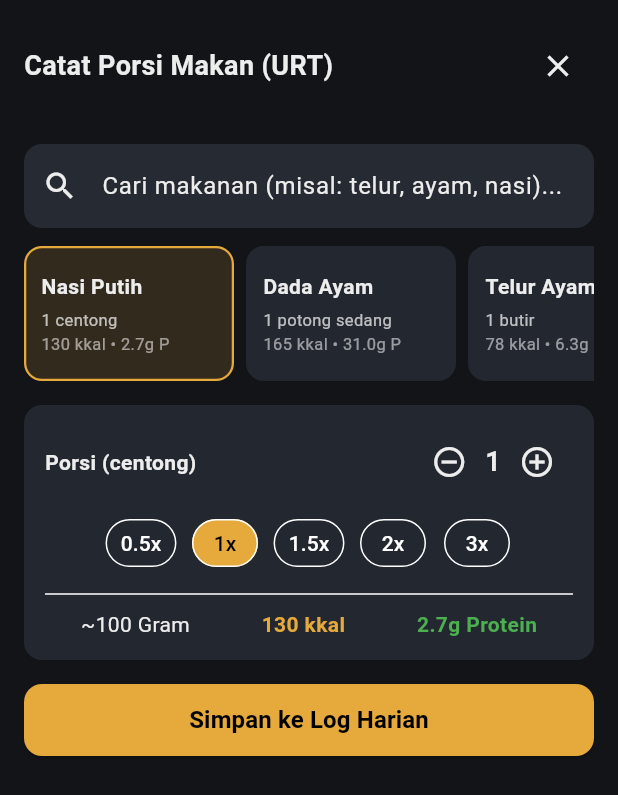
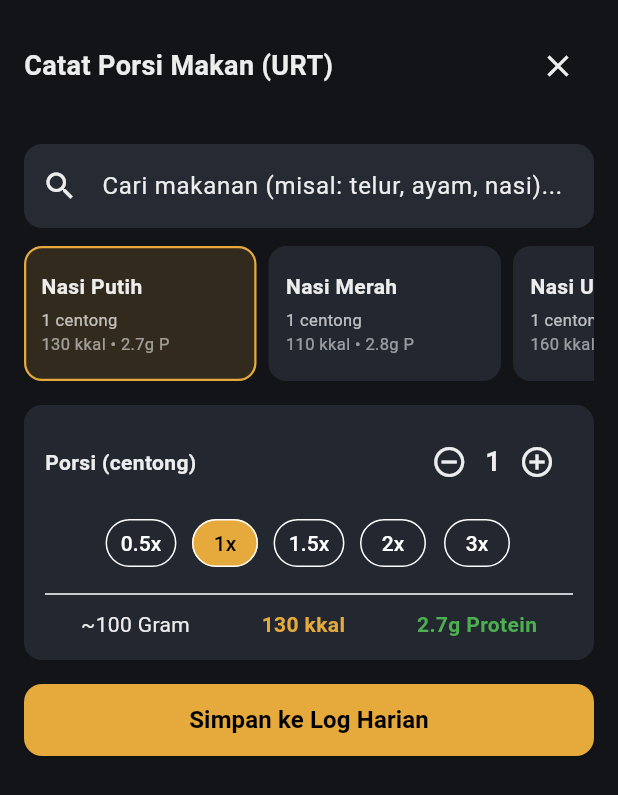
Before and after one commit to jooe6-66/BULKZERO, a Flutter app: the LogMealSheet widget shown alone on an empty page, opened directly with empty values, on a phone screen of 412 x 824 dp. Shown: the top 795 px of the screen. Run offline on Flutter 3.47's test engine with Material 3 defaults, Android fonts, the phone set to English and light mode, and no system bars; our stand-ins replace isar; accounts and stored records are empty; generated files the repository leaves out were written again.

Commit message:
feat: seed 100+ Indonesian DKPI food items with standard URT portions

```diff
--- /dev/null
+++ b/lib/data/dkpi_foods.dart
@@ -0,0 +1,145 @@
+class DkpiFood {
+  final String name;
+  final String portionUnit;
+  final double estimatedGrams;
+  final double calories;
+  final double protein;
+  final double carbs;
+  final double fat;
+
+  const DkpiFood({
+    required this.name,
+    required this.portionUnit,
+    required this.estimatedGrams,
+    required this.calories,
+    required this.protein,
+    this.carbs = 0,
+    this.fat = 0,
+  });
+}
+
+/// 100 Data Makanan Populer Indonesia berdasarkan standar DKPI (Daftar Komposisi Pangan Indonesia) Kemenkes RI
+const List<DkpiFood> dkpiFoodDatabase = [
+  // --- MAKANAN POKOK & KARBOHIDRAT ---
+  DkpiFood(name: 'Nasi Putih', portionUnit: 'centong', estimatedGrams: 100, calories: 130, protein: 2.7, carbs: 28.0, fat: 0.3),
+  DkpiFood(name: 'Nasi Merah', portionUnit: 'centong', estimatedGrams: 100, calories: 110, protein: 2.8, carbs: 23.5, fat: 0.8),
+  DkpiFood(name: 'Nasi Uduk', portionUnit: 'centong', estimatedGrams: 100, calories: 160, protein: 3.1, carbs: 26.0, fat: 5.0),
+  DkpiFood(name: 'Nasi Goreng Telur', portionUnit: 'piring sedang', estimatedGrams: 200, calories: 330, protein: 9.5, carbs: 45.0, fat: 12.0),
+  DkpiFood(name: 'Lontong', portionUnit: 'buah sedang', estimatedGrams: 150, calories: 195, protein: 3.5, carbs: 42.0, fat: 0.5),
+  DkpiFood(name: 'Ketupat', portionUnit: 'buah', estimatedGrams: 160, calories: 205, protein: 3.8, carbs: 44.0, fat: 0.6),
+  DkpiFood(name: 'Bubur Ayam (tanpa kerupuk)', portionUnit: 'mangkuk', estimatedGrams: 250, calories: 215, protein: 8.5, carbs: 32.0, fat: 5.5),
+  DkpiFood(name: 'Kentang Rebus', portionUnit: 'buah sedang', estimatedGrams: 150, calories: 130, protein: 3.0, carbs: 30.0, fat: 0.2),
+  DkpiFood(name: 'Kentang Goreng', portionUnit: 'porsi kecil', estimatedGrams: 100, calories: 290, protein: 3.5, carbs: 38.0, fat: 14.0),
+  DkpiFood(name: 'Ubi Jalar Rebus', portionUnit: 'buah sedang', estimatedGrams: 150, calories: 150, protein: 2.5, carbs: 36.0, fat: 0.3),
+  DkpiFood(name: 'Singkong Rebus', portionUnit: 'potong sedang', estimatedGrams: 100, calories: 145, protein: 1.2, carbs: 34.0, fat: 0.4),
+  DkpiFood(name: 'Jagung Manis Rebus', portionUnit: 'tongkol sedang', estimatedGrams: 120, calories: 120, protein: 4.0, carbs: 25.0, fat: 1.5),
+  DkpiFood(name: 'Roti Tawar Putih', portionUnit: 'lembar', estimatedGrams: 35, calories: 95, protein: 3.0, carbs: 18.0, fat: 1.2),
+  DkpiFood(name: 'Roti Tawar Gandum', portionUnit: 'lembar', estimatedGrams: 40, calories: 100, protein: 4.2, carbs: 17.5, fat: 1.5),
+  DkpiFood(name: 'Oatmeal Matang', portionUnit: 'mangkuk kecil', estimatedGrams: 150, calories: 140, protein: 5.0, carbs: 25.0, fat: 2.5),
+  DkpiFood(name: 'Mie Instan Goreng', portionUnit: 'bungkus', estimatedGrams: 85, calories: 380, protein: 8.0, carbs: 54.0, fat: 15.0),
+  DkpiFood(name: 'Mie Instan Kuah', portionUnit: 'bungkus', estimatedGrams: 75, calories: 330, protein: 7.0, carbs: 48.0, fat: 13.0),
+  DkpiFood(name: 'Bihun Goreng', portionUnit: 'piring sedang', estimatedGrams: 150, calories: 260, protein: 5.5, carbs: 42.0, fat: 8.0),
+  DkpiFood(name: 'Kwetiau Goreng', portionUnit: 'piring sedang', estimatedGrams: 180, calories: 310, protein: 7.0, carbs: 46.0, fat: 11.0),
+
+  // --- LAUK AYAM & UNGGAS ---
+  DkpiFood(name: 'Dada Ayam Rebus/Kukus', portionUnit: 'potong sedang', estimatedGrams: 100, calories: 150, protein: 31.0, carbs: 0.0, fat: 3.0),
+  DkpiFood(name: 'Dada Ayam Panggang', portionUnit: 'potong sedang', estimatedGrams: 100, calories: 165, protein: 31.0, carbs: 0.0, fat: 3.6),
+  DkpiFood(name: 'Paha Ayam Atas Bakar', portionUnit: 'potong', estimatedGrams: 90, calories: 175, protein: 22.0, carbs: 1.0, fat: 9.0),
+  DkpiFood(name: 'Paha Bawah (Pentung) Goreng', portionUnit: 'buah', estimatedGrams: 80, calories: 190, protein: 18.0, carbs: 2.0, fat: 12.0),
+  DkpiFood(name: 'Sayap Ayam Goreng', portionUnit: 'buah', estimatedGrams: 60, calories: 160, protein: 13.0, carbs: 1.0, fat: 11.5),
+  DkpiFood(name: 'Ayam Goreng Lengkuas', portionUnit: 'potong sedang', estimatedGrams: 100, calories: 245, protein: 26.0, carbs: 2.5, fat: 14.5),
+  DkpiFood(name: 'Ayam Pop (khas Minang)', portionUnit: 'potong sedang', estimatedGrams: 100, calories: 180, protein: 25.0, carbs: 1.0, fat: 8.5),
+  DkpiFood(name: 'Ayam Suwir Balado', portionUnit: 'porsi (4 sdm)', estimatedGrams: 80, calories: 160, protein: 20.0, carbs: 3.0, fat: 7.5),
+  DkpiFood(name: 'Hati Ayam Rebus', portionUnit: 'buah', estimatedGrams: 50, calories: 75, protein: 12.0, carbs: 1.0, fat: 2.5),
+  DkpiFood(name: 'Ampela Ayam Rebus', portionUnit: 'buah', estimatedGrams: 45, calories: 60, protein: 11.5, carbs: 0.5, fat: 1.2),
+  DkpiFood(name: 'Bebek Goreng', portionUnit: 'potong sedang', estimatedGrams: 120, calories: 340, protein: 24.0, carbs: 1.0, fat: 26.0),
+
+  // --- DAGING SAPI, KAMBING & OLAHAN ---
+  DkpiFood(name: 'Daging Sapi Has Dalam Rebus', portionUnit: 'potong sedang', estimatedGrams: 100, calories: 200, protein: 28.0, carbs: 0.0, fat: 9.0),
+  DkpiFood(name: 'Rendang Daging Sapi', portionUnit: 'potong sedang', estimatedGrams: 80, calories: 220, protein: 19.5, carbs: 4.0, fat: 14.0),
+  DkpiFood(name: 'Empal Daging Sapi', portionUnit: 'potong', estimatedGrams: 60, calories: 175, protein: 16.0, carbs: 5.0, fat: 10.0),
+  DkpiFood(name: 'Daging Cincang Sapi Tumis', portionUnit: 'porsi (4 sdm)', estimatedGrams: 80, calories: 190, protein: 18.0, carbs: 2.0, fat: 12.0),
+  DkpiFood(name: 'Bakso Sapi Kuah', portionUnit: 'butir besar', estimatedGrams: 40, calories: 70, protein: 6.0, carbs: 5.0, fat: 3.0),
+  DkpiFood(name: 'Sate Kambing (daging saja)', portionUnit: '5 tusuk', estimatedGrams: 100, calories: 215, protein: 25.0, carbs: 2.0, fat: 12.0),
+  DkpiFood(name: 'Gulai Daging Sapi', portionUnit: 'mangkuk kecil', estimatedGrams: 120, calories: 250, protein: 18.0, carbs: 4.5, fat: 18.0),
+  DkpiFood(name: 'Kornet Sapi Tumis', portionUnit: '3 sendok makan', estimatedGrams: 60, calories: 140, protein: 9.0, carbs: 3.0, fat: 10.0),
+  DkpiFood(name: 'Sosis Sapi Panggang', portionUnit: 'batang', estimatedGrams: 50, calories: 135, protein: 7.0, carbs: 3.0, fat: 11.0),
+
+  // --- IKAN & SEAFOOD ---
+  DkpiFood(name: 'Ikan Lele Goreng', portionUnit: 'ekor sedang', estimatedGrams: 100, calories: 205, protein: 18.0, carbs: 2.0, fat: 13.5),
+  DkpiFood(name: 'Ikan Nila Bakar', portionUnit: 'ekor sedang', estimatedGrams: 120, calories: 155, protein: 24.0, carbs: 1.5, fat: 5.5),
+  DkpiFood(name: 'Ikan Nila Goreng', portionUnit: 'ekor sedang', estimatedGrams: 110, calories: 210, protein: 22.0, carbs: 2.0, fat: 12.5),
+  DkpiFood(name: 'Ikan Tongkol Balado', portionUnit: 'potong', estimatedGrams: 80, calories: 140, protein: 20.0, carbs: 2.5, fat: 5.5),
+  DkpiFood(name: 'Ikan Kembung Goreng', portionUnit: 'ekor', estimatedGrams: 90, calories: 185, protein: 19.5, carbs: 1.0, fat: 11.0),
+  DkpiFood(name: 'Ikan Kembung Kukus', portionUnit: 'ekor', estimatedGrams: 90, calories: 125, protein: 19.0, carbs: 0.0, fat: 4.5),
+  DkpiFood(name: 'Ikan Mas Goreng', portionUnit: 'ekor sedang', estimatedGrams: 110, calories: 215, protein: 20.0, carbs: 1.5, fat: 13.5),
+  DkpiFood(name: 'Ikan Bandeng Presto Goreng', portionUnit: 'potong sedang', estimatedGrams: 90, calories: 195, protein: 18.0, carbs: 2.0, fat: 12.5),
+  DkpiFood(name: 'Ikan Teri Goreng', portionUnit: '2 sendok makan', estimatedGrams: 30, calories: 110, protein: 10.5, carbs: 1.0, fat: 7.0),
+  DkpiFood(name: 'Ikan Gurame Bakar', portionUnit: 'potong', estimatedGrams: 120, calories: 160, protein: 23.0, carbs: 2.0, fat: 6.0),
+  DkpiFood(name: 'Ikan Bawal Bakar', portionUnit: 'potong', estimatedGrams: 110, calories: 150, protein: 21.0, carbs: 1.5, fat: 6.5),
+  DkpiFood(name: 'Ikan Salmon Panggang', portionUnit: 'potong sedang', estimatedGrams: 100, calories: 205, protein: 22.0, carbs: 0.0, fat: 12.5),
+  DkpiFood(name: 'Cumi-cumi Tumis Pedas', portionUnit: 'porsi (4 sdm)', estimatedGrams: 90, calories: 125, protein: 16.0, carbs: 3.5, fat: 5.0),
+  DkpiFood(name: 'Udang Rebus', portionUnit: '5-6 ekor sedang', estimatedGrams: 80, calories: 85, protein: 18.0, carbs: 0.5, fat: 1.0),
+  DkpiFood(name: 'Udang Goreng Tepung', portionUnit: '4 ekor sedang', estimatedGrams: 80, calories: 180, protein: 14.0, carbs: 12.0, fat: 8.5),
+  DkpiFood(name: 'Sarden Saus Tomat Kaleng', portionUnit: 'potong ikan + saus', estimatedGrams: 80, calories: 140, protein: 14.5, carbs: 4.0, fat: 7.0),
+
+  // --- TELUR & SUSU ---
+  DkpiFood(name: 'Telur Ayam Rebus', portionUnit: 'butir', estimatedGrams: 55, calories: 78, protein: 6.3, carbs: 0.6, fat: 5.3),
+  DkpiFood(name: 'Telur Ayam Ceplok (Minyak)', portionUnit: 'butir', estimatedGrams: 60, calories: 110, protein: 6.5, carbs: 0.6, fat: 9.0),
+  DkpiFood(name: 'Telur Ayam Dadar', portionUnit: 'butir', estimatedGrams: 65, calories: 125, protein: 7.0, carbs: 1.0, fat: 10.5),
+  DkpiFood(name: 'Putih Telur Rebus', portionUnit: 'butir', estimatedGrams: 35, calories: 17, protein: 3.8, carbs: 0.2, fat: 0.1),
+  DkpiFood(name: 'Telur Asin Rebus', portionUnit: 'butir', estimatedGrams: 60, calories: 105, protein: 8.0, carbs: 1.0, fat: 7.5),
+  DkpiFood(name: 'Telur Puyuh Rebus', portionUnit: 'butir', estimatedGrams: 10, calories: 16, protein: 1.3, carbs: 0.1, fat: 1.1),
+  DkpiFood(name: 'Susu Sapi Murni / UHT Full Cream', portionUnit: 'gelas (200ml)', estimatedGrams: 200, calories: 130, protein: 6.5, carbs: 10.0, fat: 7.0),
+  DkpiFood(name: 'Susu UHT Low Fat', portionUnit: 'gelas (200ml)', estimatedGrams: 200, calories: 95, protein: 6.8, carbs: 11.0, fat: 2.5),
+  DkpiFood(name: 'Susu Kedelai Murni', portionUnit: 'gelas (200ml)', estimatedGrams: 200, calories: 90, protein: 6.0, carbs: 8.0, fat: 4.0),
+  DkpiFood(name: 'Keju Cheddar Olahan', portionUnit: 'lembar / slice', estimatedGrams: 20, calories: 65, protein: 4.0, carbs: 1.0, fat: 5.0),
+  DkpiFood(name: 'Yoghurt Plain', portionUnit: 'cup kecil', estimatedGrams: 100, calories: 65, protein: 4.5, carbs: 6.0, fat: 3.0),
+  DkpiFood(name: 'Susu Whey Protein', portionUnit: 'scoop', estimatedGrams: 30, calories: 120, protein: 24.0, carbs: 2.0, fat: 1.5),
+
+  // --- TAHU, TEMPE & KACANG-KACANGAN ---
+  DkpiFood(name: 'Tempe Goreng Tepung', portionUnit: 'potong sedang', estimatedGrams: 50, calories: 120, protein: 7.0, carbs: 7.0, fat: 7.5),
+  DkpiFood(name: 'Tempe Goreng Gurih', portionUnit: 'potong sedang', estimatedGrams: 40, calories: 95, protein: 7.5, carbs: 3.5, fat: 5.5),
+  DkpiFood(name: 'Tempe Bacem', portionUnit: 'potong sedang', estimatedGrams: 50, calories: 110, protein: 7.5, carbs: 11.0, fat: 4.0),
+  DkpiFood(name: 'Tempe Mendoan', portionUnit: 'lembar', estimatedGrams: 50, calories: 135, protein: 6.5, carbs: 9.0, fat: 8.5),
+  DkpiFood(name: 'Tempe Kukus / Rebus', portionUnit: 'potong sedang', estimatedGrams: 40, calories: 75, protein: 7.8, carbs: 3.0, fat: 3.2),
+  DkpiFood(name: 'Tahu Goreng', portionUnit: 'potong segitiga/kotak', estimatedGrams: 50, calories: 65, protein: 4.5, carbs: 1.5, fat: 4.5),
+  DkpiFood(name: 'Tahu Putih Kukus/Rebus', portionUnit: 'potong', estimatedGrams: 75, calories: 45, protein: 5.5, carbs: 1.0, fat: 2.0),
+  DkpiFood(name: 'Tahu Bacem', portionUnit: 'potong', estimatedGrams: 60, calories: 85, protein: 5.0, carbs: 9.0, fat: 3.0),
+  DkpiFood(name: 'Tahu Isi Sayur Goreng', portionUnit: 'buah', estimatedGrams: 60, calories: 130, protein: 4.5, carbs: 12.0, fat: 7.5),
+  DkpiFood(name: 'Oncom Goreng', portionUnit: 'potong', estimatedGrams: 40, calories: 75, protein: 4.5, carbs: 4.0, fat: 4.5),
+  DkpiFood(name: 'Edamame Rebus', portionUnit: 'mangkuk kecil (kulit)', estimatedGrams: 100, calories: 120, protein: 11.0, carbs: 9.0, fat: 5.0),
+  DkpiFood(name: 'Kacang Tanah Sangrai/Goreng', portionUnit: '2 sendok makan', estimatedGrams: 30, calories: 175, protein: 7.5, carbs: 5.0, fat: 14.5),
+  DkpiFood(name: 'Kacang Hijau Rebus (gula sedikit)', portionUnit: 'mangkuk', estimatedGrams: 150, calories: 160, protein: 8.0, carbs: 30.0, fat: 1.0),
+  DkpiFood(name: 'Selai Kacang (Peanut Butter)', portionUnit: 'sendok makan', estimatedGrams: 16, calories: 95, protein: 4.0, carbs: 3.0, fat: 8.0),
+
+  // --- SAYUR & MASAKAN RUMAHAN ---
+  DkpiFood(name: 'Sayur Sop Ayam', portionUnit: 'mangkuk', estimatedGrams: 200, calories: 110, protein: 8.0, carbs: 10.0, fat: 4.0),
+  DkpiFood(name: 'Sayur Bening Bayam', portionUnit: 'mangkuk', estimatedGrams: 150, calories: 35, protein: 2.5, carbs: 6.0, fat: 0.5),
+  DkpiFood(name: 'Sayur Asem', portionUnit: 'mangkuk', estimatedGrams: 180, calories: 60, protein: 2.0, carbs: 11.0, fat: 1.0),
+  DkpiFood(name: 'Tumis Kangkung', portionUnit: 'piring kecil', estimatedGrams: 100, calories: 85, protein: 2.5, carbs: 5.0, fat: 6.0),
+  DkpiFood(name: 'Capcay Sayur Kuah', portionUnit: 'mangkuk sedang', estimatedGrams: 150, calories: 90, protein: 4.5, carbs: 9.0, fat: 4.0),
+  DkpiFood(name: 'Sayur Lodeh', portionUnit: 'mangkuk', estimatedGrams: 180, calories: 135, protein: 3.5, carbs: 10.0, fat: 9.5),
+  DkpiFood(name: 'Tumis Buncis & Wortel', portionUnit: 'piring kecil', estimatedGrams: 100, calories: 75, protein: 2.2, carbs: 6.5, fat: 4.5),
+  DkpiFood(name: 'Brokoli Kukus', portionUnit: 'mangkuk kecil', estimatedGrams: 100, calories: 35, protein: 3.0, carbs: 6.5, fat: 0.4),
+  DkpiFood(name: 'Gado-Gado Komplit (dengan telur & bumbu)', portionUnit: 'porsi', estimatedGrams: 250, calories: 350, protein: 14.0, carbs: 35.0, fat: 18.0),
+  DkpiFood(name: 'Pecel Sayur (dengan bumbu)', portionUnit: 'porsi', estimatedGrams: 180, calories: 230, protein: 8.5, carbs: 25.0, fat: 11.5),
+  DkpiFood(name: 'Lalapan Timun & Selada', portionUnit: 'piring kecil', estimatedGrams: 100, calories: 15, protein: 0.8, carbs: 3.0, fat: 0.1),
+
+  // --- MASAKAN POPULER / WARUNG ---
+  DkpiFood(name: 'Soto Ayam Lamongan/Kuning', portionUnit: 'mangkuk', estimatedGrams: 250, calories: 240, protein: 18.0, carbs: 12.0, fat: 14.0),
+  DkpiFood(name: 'Soto Betawi (Daging Sapi & Santan)', portionUnit: 'mangkuk', estimatedGrams: 250, calories: 380, protein: 21.0, carbs: 8.0, fat: 29.0),
+  DkpiFood(name: 'Rawon Daging Sapi', portionUnit: 'mangkuk', estimatedGrams: 250, calories: 290, protein: 22.0, carbs: 6.0, fat: 20.0),
+  DkpiFood(name: 'Sate Ayam Bumbu Kacang', portionUnit: '5 tusuk', estimatedGrams: 100, calories: 230, protein: 21.0, carbs: 10.0, fat: 12.0),
+  DkpiFood(name: 'Martabak Telur Sapi', portionUnit: '2 potong', estimatedGrams: 100, calories: 270, protein: 11.0, carbs: 16.0, fat: 18.0),
+
+  // --- BUAH-BUAHAN & CEMILAN SEHAT ---
+  DkpiFood(name: 'Pisang Ambon', portionUnit: 'buah sedang', estimatedGrams: 100, calories: 95, protein: 1.2, carbs: 24.0, fat: 0.3),
+  DkpiFood(name: 'Pisang Cavendish', portionUnit: 'buah sedang', estimatedGrams: 110, calories: 105, protein: 1.3, carbs: 26.0, fat: 0.3),
+  DkpiFood(name: 'Alpukat', portionUnit: 'buah sedang', estimatedGrams: 150, calories: 240, protein: 3.0, carbs: 12.0, fat: 22.0),
+  DkpiFood(name: 'Apel Fuji', portionUnit: 'buah sedang', estimatedGrams: 150, calories: 80, protein: 0.4, carbs: 21.0, fat: 0.2),
+  DkpiFood(name: 'Pepaya', portionUnit: 'potong sedang', estimatedGrams: 150, calories: 60, protein: 0.9, carbs: 15.0, fat: 0.2),
+  DkpiFood(name: 'Mangga Harum Manis', portionUnit: 'buah sedang', estimatedGrams: 150, calories: 100, protein: 1.0, carbs: 25.0, fat: 0.5),
+  DkpiFood(name: 'Semangka', portionUnit: 'potong besar', estimatedGrams: 200, calories: 60, protein: 1.2, carbs: 15.0, fat: 0.3),
+  DkpiFood(name: 'Kurma Sukari', portionUnit: '3 butir', estimatedGrams: 30, calories: 85, protein: 0.8, carbs: 22.0, fat: 0.1),
+];
--- a/lib/main.dart
+++ b/lib/main.dart
@@ -746,7 +746,7 @@ class _LogMealSheetState extends State<LogMealSheet> {
                       return GestureDetector(
                         onTap: () => setState(() => _selectedFood = item),
                         child: Container(
-                          width: 140,
+                          width: 155,
                           margin: const EdgeInsets.only(right: 8),
                           padding: const EdgeInsets.all(10),
                           decoration: BoxDecoration(
```
Also changed, not shown: lib/services/db_service.dart (+21 -48 lines).
